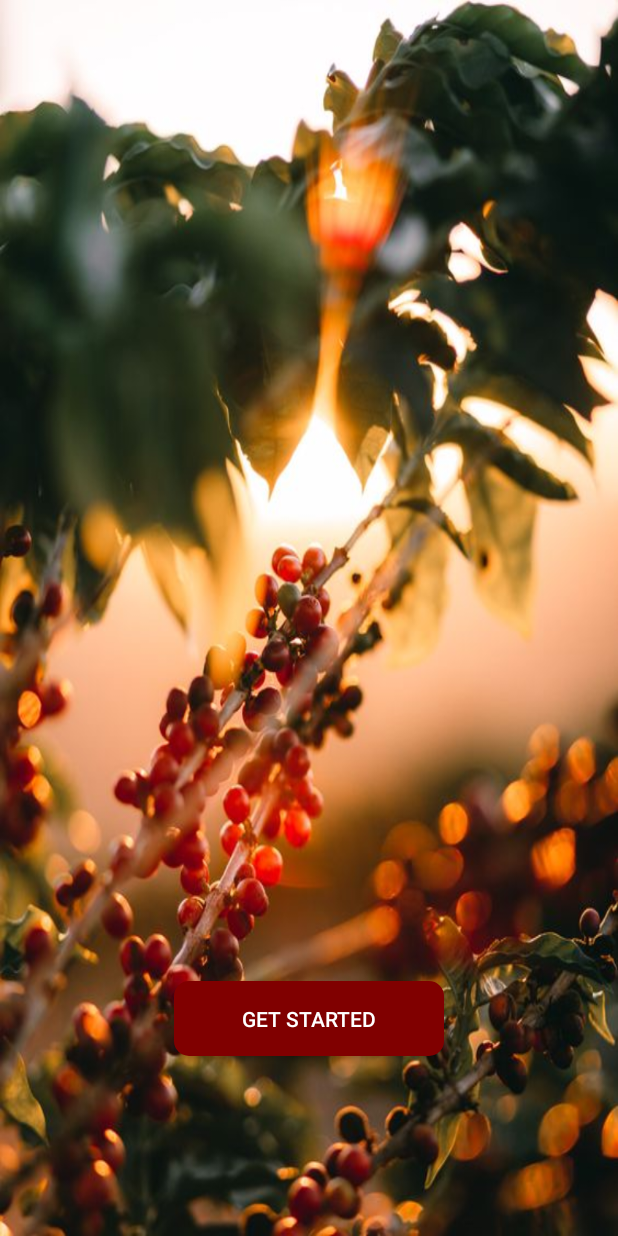
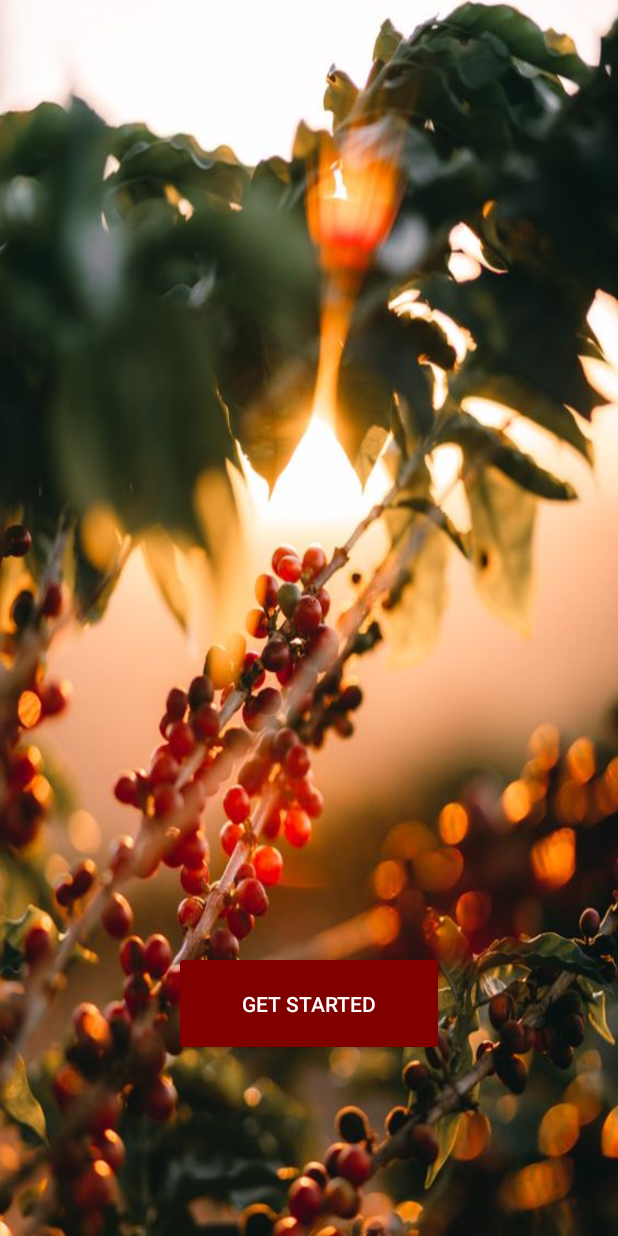
Before and after one commit to mwisemarierose/CPQI_CPSI_App, an Android app: the screen it shows after launch (MainActivity), on a phone screen of 412 x 824 dp. Run offline under Robolectric (Android 15) with nearby library versions, the phone set to English and light mode, and no system bars.

Commit message:
localization_fix

```diff
--- a/app/src/main/AndroidManifest.xml
+++ b/app/src/main/AndroidManifest.xml
@@ -34,6 +34,7 @@
             android:exported="false" />
         <activity
             android:name=".MainActivity"
+            android:configChanges="uiMode"
             android:exported="true">
             <intent-filter>
                 <action android:name="android.intent.action.MAIN" />
--- a/app/src/main/java/com/example/tnsapp/MainActivity.kt
+++ b/app/src/main/java/com/example/tnsapp/MainActivity.kt
@@ -14,7 +14,6 @@ import java.util.Locale
 
 class MainActivity : AppCompatActivity() {
     override fun onCreate(savedInstanceState: Bundle?) {
-
         AppCompatDelegate.setDefaultNightMode(AppCompatDelegate.MODE_NIGHT_NO)
         super.onCreate(savedInstanceState)
         setContentView(R.layout.activity_main)
--- /dev/null
+++ b/app/src/main/res/drawable/main_button.xml
@@ -0,0 +1,5 @@
+<?xml version="1.0" encoding="utf-8"?>
+<shape xmlns:android="http://schemas.android.com/apk/res/android"
+    android:shape="rectangle">
+    <corners android:radius="8dp" />
+</shape>
--- a/app/src/main/res/layout/activity_addnew.xml
+++ b/app/src/main/res/layout/activity_addnew.xml
@@ -167,7 +167,7 @@
             <androidx.cardview.widget.CardView
                 android:layout_width="match_parent"
                 android:layout_height="wrap_content"
-                android:layout_marginTop="5dp"
+                android:layout_marginTop="1dp"
                 android:layout_marginLeft="10dp"
                 android:layout_marginRight="10dp"
                 android:background="@color/white">
--- a/app/src/main/res/layout/activity_main.xml
+++ b/app/src/main/res/layout/activity_main.xml
@@ -9,12 +9,13 @@
     <Button
         android:id="@+id/getstarted"
         android:layout_width="180dp"
-        android:layout_height="50dp"
+        android:layout_height="70dp"
         android:layout_centerHorizontal="true"
         android:layout_alignParentBottom="true"
         android:layout_marginBottom="120dp"
         android:text="@string/get_started"
-        android:background="@drawable/rectangle_button"
-        android:textColor="@color/white"/>
+        android:textColor="@color/white"
+        android:backgroundTint="@color/maroon"
+        />
 
 </RelativeLayout>
--- a/app/src/main/res/values/colors.xml
+++ b/app/src/main/res/values/colors.xml
@@ -9,6 +9,7 @@
     <color name="pressed_button_color">#FFE6EE</color>
     <color name="button_border_color">#800000</color>
     <color name="green">#008000</color>
+    <color name="transparent">#00FFFFFF</color>
     <!-- Light Theme Colors -->
     <color name="colorButtonBackgroundLight">@color/maroon</color>
     <!-- In res/values/colors.xml -->
```
Also changed, not shown: app/src/main/java/com/example/tnsapp/AuditActivity.kt (+14 -21 lines), app/src/main/java/com/example/tnsapp/PopupActivity.kt (+4 -4 lines).
